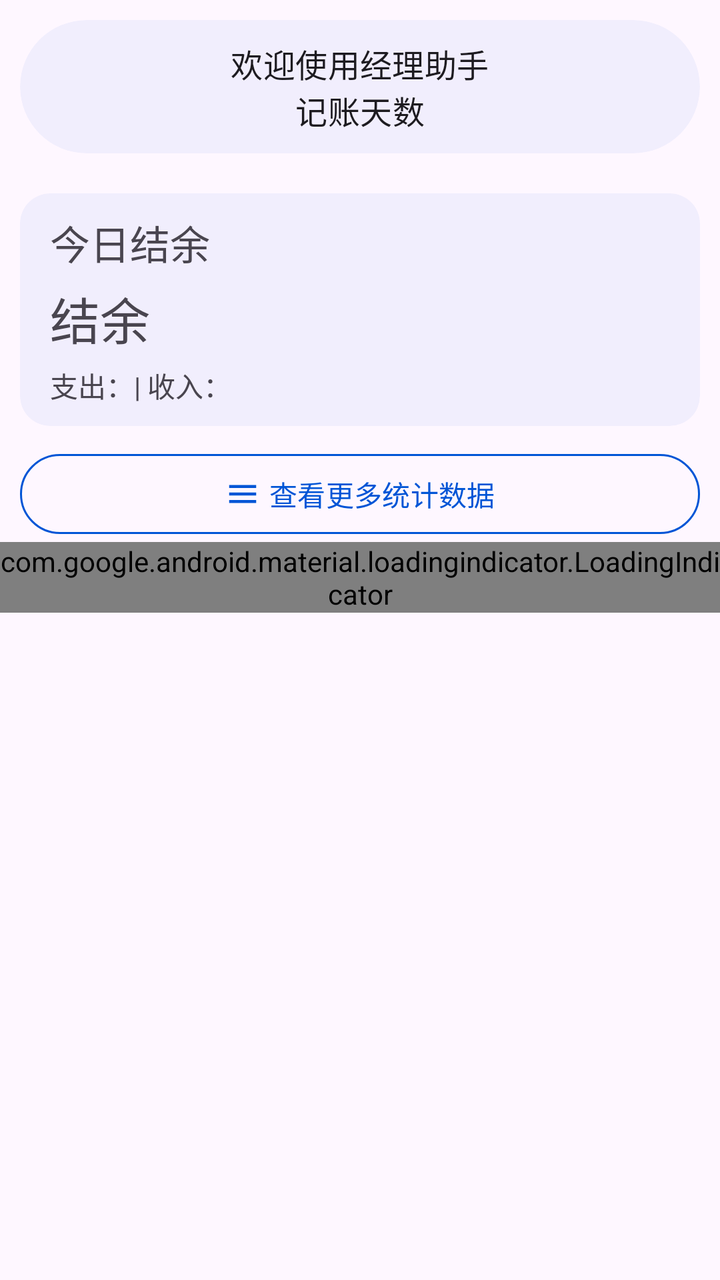
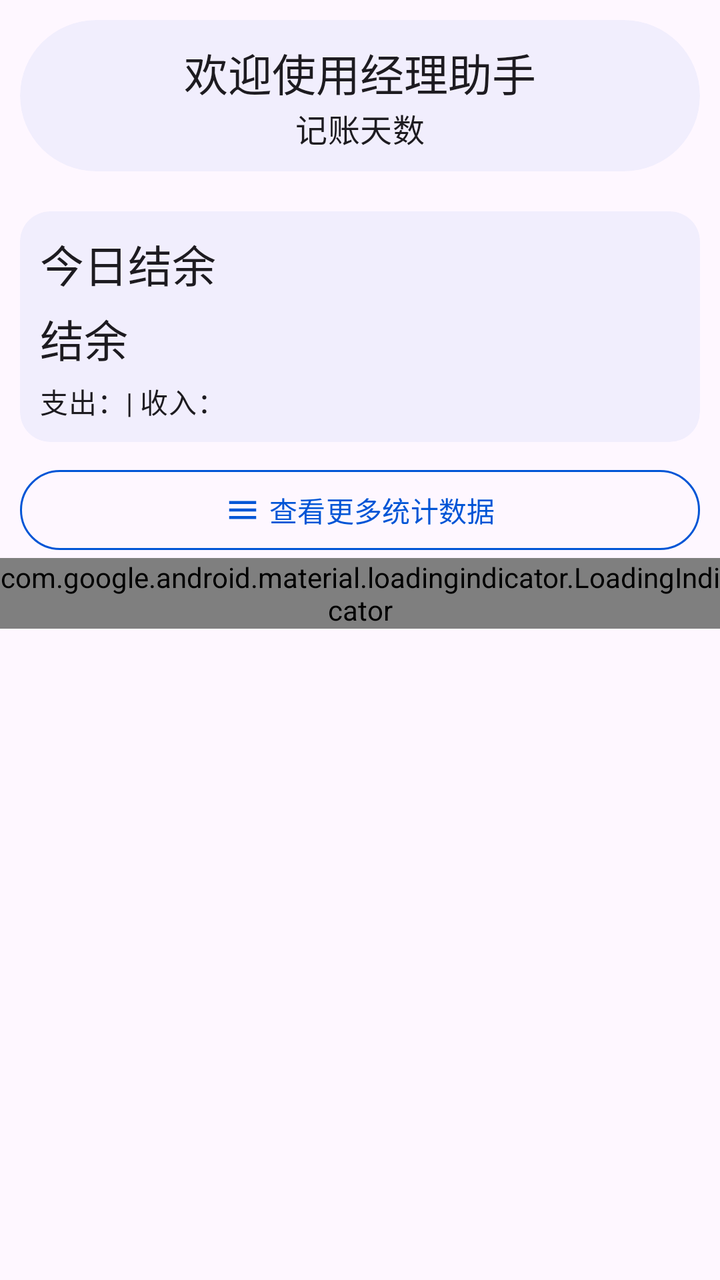

Screens rendered from an Android XML layout before and after an edit, with the pre-edit source and the edit as a unified diff.
<!-- AndroidManifest.xml: application theme Theme.ManagerAssistant.Static -->
<!-- res/layout/fragment_home.xml -->
<androidx.core.widget.NestedScrollView xmlns:android="http://schemas.android.com/apk/res/android"
    xmlns:app="http://schemas.android.com/apk/res-auto"
    xmlns:tools="http://schemas.android.com/tools"
    android:layout_width="match_parent"
    android:layout_height="match_parent"
    tools:context=".ui.pages.home.HomeFragment">

    
    <LinearLayout
        android:layout_width="match_parent"
        android:layout_height="wrap_content"
        android:orientation="vertical">

        <com.google.android.material.card.MaterialCardView
            style="@style/RoundCardStyle"
            android:layout_width="match_parent"
            android:layout_height="wrap_content"
            app:layout_scrollFlags="scroll|snap">

            <LinearLayout
                android:layout_width="match_parent"
                android:layout_height="wrap_content"
                android:orientation="vertical">

                <com.google.android.material.textview.MaterialTextView
                    style="@style/MediumTitleTextViewStyle"
                    android:layout_width="wrap_content"
                    android:layout_height="wrap_content"
                    android:layout_gravity="center_horizontal"
                    android:paddingBottom="0dp"
                    android:text="@string/welcome_string" />

                <com.google.android.material.textview.MaterialTextView
                    android:id="@+id/bookkeeping_days_text"
                    style="@style/MediumTitleTextViewStyle"
                    android:layout_width="wrap_content"
                    android:layout_height="wrap_content"
                    android:layout_gravity="center_horizontal"
                    android:paddingTop="0dp"
                    android:text="@string/num_of_bookkeeping_days" />
            </LinearLayout>
        </com.google.android.material.card.MaterialCardView>

        
        <com.google.android.material.card.MaterialCardView
            android:id="@+id/report_balance_cardview"
            style="@style/ContentCardStyle"
            android:layout_width="match_parent"
            android:layout_height="wrap_content">

            <LinearLayout
                android:layout_width="match_parent"
                android:layout_height="match_parent"
                android:orientation="vertical">

                <com.google.android.material.textview.MaterialTextView
                    style="@style/ReportInfoTextViewStyle"
                    android:layout_width="wrap_content"
                    android:layout_height="wrap_content"
                    android:paddingTop="10dp"
                    android:text="@string/today_balance"
                    android:textSize="20sp" />

                <com.google.android.material.textview.MaterialTextView
                    android:id="@+id/balance_text"
                    style="@style/ReportInfoTextViewStyle"
                    android:layout_width="wrap_content"
                    android:layout_height="wrap_content"
                    android:text="@string/balance"
                    android:textSize="25sp" />

                <com.google.android.material.textview.MaterialTextView
                    android:id="@+id/expense_income_text"
                    style="@style/ReportInfoTextViewStyle"
                    android:layout_width="wrap_content"
                    android:layout_height="wrap_content"
                    android:paddingBottom="10dp"
                    android:text="@string/expense_and_income" />
            </LinearLayout>
        </com.google.android.material.card.MaterialCardView>

        
        <com.google.android.material.button.MaterialButton
            android:id="@+id/report_btn"
            style="@style/OutlinedBtnStyle"
            android:layout_width="match_parent"
            android:layout_height="wrap_content"
            android:text="@string/check_more_data"
            app:icon="@drawable/baseline_menu_24"
            app:iconGravity="textStart" />

        
        <com.google.android.material.loadingindicator.LoadingIndicator
            android:id="@+id/link_loading_indicator"
            android:layout_width="wrap_content"
            android:layout_height="wrap_content"
            android:layout_gravity="center_horizontal" />

        <com.google.android.material.card.MaterialCardView
            android:id="@+id/web_link_card"
            style="@style/ContentCardStyle"
            android:layout_width="match_parent"
            android:layout_height="wrap_content"
            android:visibility="gone">

            <androidx.constraintlayout.widget.ConstraintLayout
                android:layout_width="match_parent"
                android:layout_height="wrap_content">

                <com.google.android.material.textview.MaterialTextView
                    android:id="@+id/web_link_title_text"
                    style="@style/MediumTitleTextViewStyle"
                    android:layout_width="wrap_content"
                    android:layout_height="wrap_content"
                    android:text="@string/purchase_bulletin"
                    app:layout_constraintStart_toStartOf="parent"
                    app:layout_constraintTop_toTopOf="parent" />

                <androidx.recyclerview.widget.RecyclerView
                    android:id="@+id/web_link_recycler"
                    android:layout_width="match_parent"
                    android:layout_height="wrap_content"
                    android:layout_marginStart="10dp"
                    android:layout_marginEnd="10dp"
                    android:nestedScrollingEnabled="false"
                    app:layoutManager="androidx.recyclerview.widget.LinearLayoutManager"
                    app:layout_constraintEnd_toEndOf="parent"
                    app:layout_constraintStart_toStartOf="parent"
                    app:layout_constraintTop_toBottomOf="@+id/web_link_title_text" />
            </androidx.constraintlayout.widget.ConstraintLayout>
        </com.google.android.material.card.MaterialCardView>
    </LinearLayout>
</androidx.core.widget.NestedScrollView>
<!-- resources referenced by this layout -->
<resources>
  <!-- drawable baseline_menu_24 (drawable) -->
  <vector xmlns:android="http://schemas.android.com/apk/res/android" android:height="24dp" android:tint="#000000" android:viewportHeight="24" android:viewportWidth="24" android:width="24dp">
        
      <path android:fillColor="@android:color/white" android:pathData="M3,18h18v-2L3,16v2zM3,13h18v-2L3,11v2zM3,6v2h18L21,6L3,6z"/>
      
  </vector>
  <string name="balance">结余</string>
  <string name="check_more_data">查看更多统计数据</string>
  <string name="expense_and_income">支出：| 收入：</string>
  <string name="num_of_bookkeeping_days">记账天数</string>
  <string name="purchase_bulletin">采购公告</string>
  <string name="today_balance">今日结余</string>
  <string name="welcome_string">欢迎使用经理助手</string>
  <style name="ContentCardStyle">
          <item name="cardBackgroundColor">@color/card_background_color</item>
          <item name="cardCornerRadius">15dp</item>
          <item name="strokeColor">@android:color/transparent</item>
          <item name="android:layout_marginTop">10dp</item>
          <item name="android:layout_marginStart">10dp</item>
          <item name="android:layout_marginEnd">10dp</item>
          <item name="android:layout_marginBottom">10dp</item>
      </style>
  <style name="MediumTitleTextViewStyle" parent="TextViewStyleBase">
          <item name="android:textAppearance">?attr/textAppearanceTitleMedium</item>
      </style>
  <style name="OutlinedBtnStyle" parent="Widget.Material3.Button.OutlinedButton">
          <item name="android:textColor">?attr/colorPrimary</item>
          <item name="strokeColor">?attr/colorPrimary</item>
          <item name="strokeWidth">1dp</item>
          <item name="android:layout_marginStart">10dp</item>
          <item name="android:layout_marginEnd">10dp</item>
      </style>
  <style name="ReportInfoTextViewStyle">
          <item name="android:paddingTop">5dp</item>
          <item name="android:paddingStart">15dp</item>
      </style>
  <style name="RoundCardStyle">
          <item name="cardBackgroundColor">@color/card_background_color</item>
          <item name="cardCornerRadius">50dp</item>
          <item name="strokeColor">@android:color/transparent</item>
          <item name="android:layout_margin">10dp</item>
      </style>
  <style name="TextViewStyleBase">
          <item name="android:paddingStart">10dp</item>
          <item name="android:paddingEnd">10dp</item>
          <item name="android:paddingTop">10dp</item>
          <item name="android:paddingBottom">10dp</item>
      </style>
  <color name="color_primary">#0055d6</color>
  <color name="color_on_primary">#ffffff</color>
  <color name="color_primary_container">#d8e1fe</color>
  <color name="color_secondary_container">#e0e1ff</color>
  <color name="color_surface">#faf9ff</color>
  <color name="color_surface_container">#ebedfa</color>
  <color name="color_surface_container_low">#edeffc</color>
  <style name="ToolBarStyle" parent="Widget.Material3.Toolbar">
          <item name="android:backgroundTint">?attr/colorSurface</item>
          <item name="navigationIconTint">?attr/colorPrimary</item>
          <item name="contentInsetStart">10dp</item>
          <item name="titleTextAppearance">?attr/textAppearanceHeadlineSmall</item>
      </style>
  <!-- unchanged entries left out for length: 1 -->
</resources>

<!-- the commit's change to res/layout/fragment_home.xml (unified diff, before → after) -->
@@ -23,7 +23,7 @@
                 android:orientation="vertical">
 
                 <com.google.android.material.textview.MaterialTextView
-                    style="@style/MediumTitleTextViewStyle"
+                    style="@style/LargeTitleTextViewStyle"
                     android:layout_width="wrap_content"
                     android:layout_height="wrap_content"
                     android:layout_gravity="center_horizontal"
@@ -54,26 +54,29 @@
                 android:orientation="vertical">
 
                 <com.google.android.material.textview.MaterialTextView
-                    style="@style/ReportInfoTextViewStyle"
+                    style="@style/LargeTitleTextViewStyle"
                     android:layout_width="wrap_content"
                     android:layout_height="wrap_content"
                     android:paddingTop="10dp"
-                    android:text="@string/today_balance"
-                    android:textSize="20sp" />
+                    android:paddingBottom="5dp"
+                    android:text="@string/today_balance" />
 
                 <com.google.android.material.textview.MaterialTextView
                     android:id="@+id/balance_text"
-                    style="@style/ReportInfoTextViewStyle"
+                    style="@style/LargeTitleTextViewStyle"
                     android:layout_width="wrap_content"
                     android:layout_height="wrap_content"
-                    android:text="@string/balance"
-                    android:textSize="25sp" />
+                    android:paddingTop="0dp"
+                    android:paddingBottom="5dp"
+                    android:text="@string/balance" />
 
                 <com.google.android.material.textview.MaterialTextView
                     android:id="@+id/expense_income_text"
-                    style="@style/ReportInfoTextViewStyle"
+                    style="@style/MediumBodyTextViewStyle"
                     android:layout_width="wrap_content"
                     android:layout_height="wrap_content"
+                    android:paddingStart="10dp"
+                    android:paddingEnd="0dp"
                     android:paddingBottom="10dp"
                     android:text="@string/expense_and_income" />
             </LinearLayout>
<!-- resource entries referenced after the edit -->
@@ -22,6 +22,16 @@
           <item name="android:layout_marginEnd">10dp</item>
           <item name="android:layout_marginBottom">10dp</item>
       </style>
+  <style name="LargeTitleTextViewStyle" parent="TextViewStyleBase">
+          <item name="android:textAppearance">?attr/textAppearanceTitleLarge</item>
+      </style>
+  <style name="MediumBodyTextViewStyle" parent="TextViewStyleBase">
+          <item name="android:paddingStart">0dp</item>
+          <item name="android:paddingBottom">0dp</item>
+          <item name="android:paddingEnd">0dp</item>
+          <item name="android:paddingTop">0dp</item>
+          <item name="android:textAppearance">?attr/textAppearanceBodyMedium</item>
+      </style>
   <style name="MediumTitleTextViewStyle" parent="TextViewStyleBase">
           <item name="android:textAppearance">?attr/textAppearanceTitleMedium</item>
       </style>
@@ -31,10 +41,6 @@
           <item name="strokeWidth">1dp</item>
           <item name="android:layout_marginStart">10dp</item>
           <item name="android:layout_marginEnd">10dp</item>
-      </style>
-  <style name="ReportInfoTextViewStyle">
-          <item name="android:paddingTop">5dp</item>
-          <item name="android:paddingStart">15dp</item>
       </style>
   <style name="RoundCardStyle">
           <item name="cardBackgroundColor">@color/card_background_color</item>
